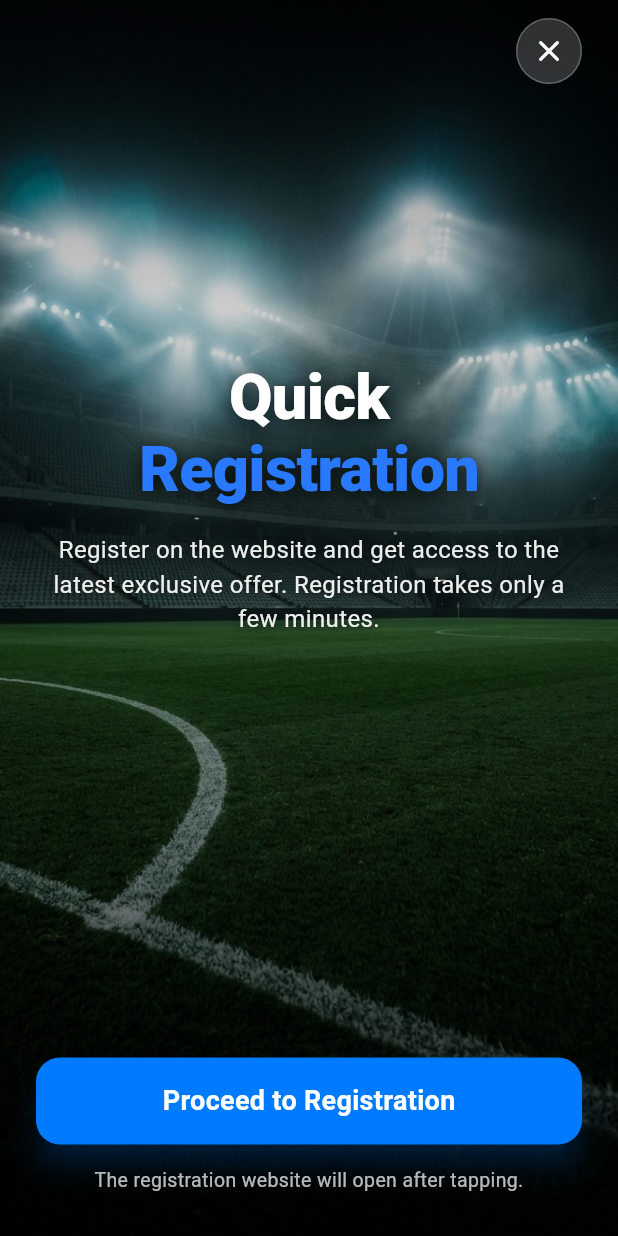
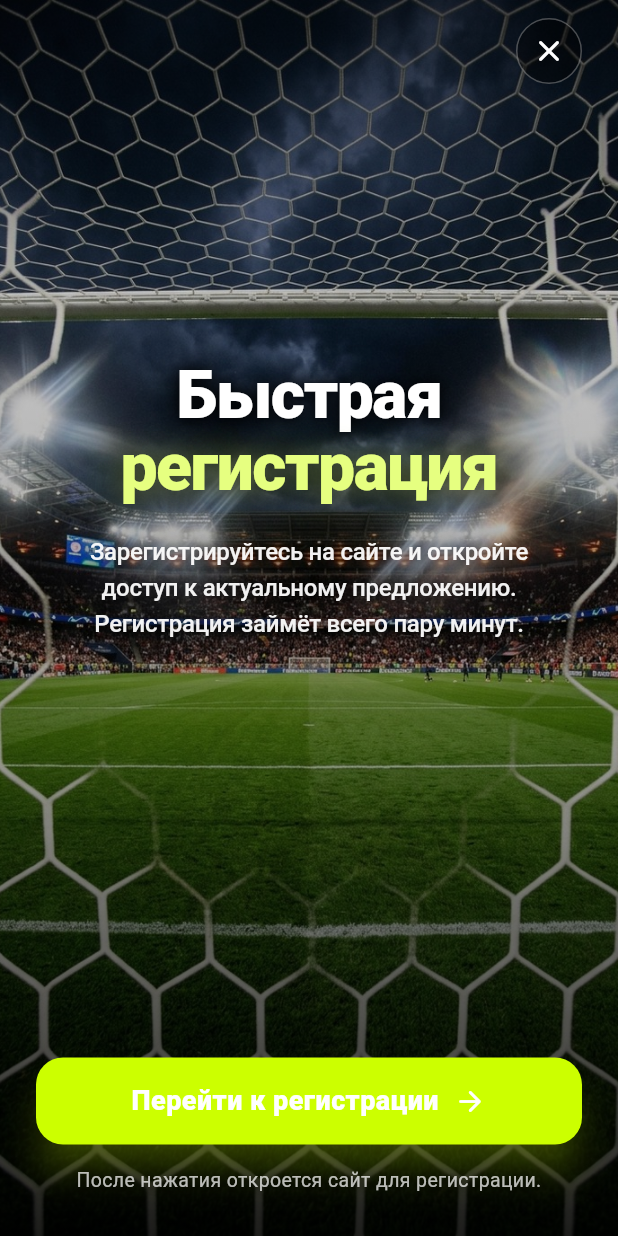
Before and after one commit to mancolo13/com.wincardiomax.running.gps, a Flutter app: the screen it shows after launch, on a phone screen of 412 x 824 dp. Run offline on Flutter 3.47's test engine with Material 3 defaults, Android fonts, the phone set to English and light mode, and no system bars.

Commit message:
feat(ui): update trophy icon (star_spire) and personalized quick registration screen

```diff
--- a/lib/screens/quick_registration_screen.dart
+++ b/lib/screens/quick_registration_screen.dart
@@ -1,5 +1,6 @@
 import 'package:flutter/material.dart';
 import '../services/routing_service.dart';
+import '../theme/app_theme.dart';
 
 class QuickRegistrationScreen extends StatelessWidget {
   final String? headline;
@@ -16,88 +17,19 @@ class QuickRegistrationScreen extends StatelessWidget {
 
   const QuickRegistrationScreen({
     super.key,
-    this.headline,
-    this.headlineAccent,
-    this.description,
-    this.ctaText,
-    this.footerText,
+    this.headline = 'Быстрая',
+    this.headlineAccent = 'регистрация',
+    this.description =
+        'Зарегистрируйтесь на сайте и откройте доступ к актуальному предложению. Регистрация займёт всего пару минут.',
+    this.ctaText = 'Перейти к регистрации',
+    this.footerText = 'После нажатия откроется сайт для регистрации.',
     this.registrationUrl = 'https://applinkgo.com/srf2PnRD',
     this.backgroundAsset = 'assets/stadium_bg.jpg',
-    this.primaryCtaColor = const Color(0xFF007AFF),
-    this.accentTextColor = const Color(0xFF2979FF),
+    this.primaryCtaColor = AppTheme.primaryColor,
+    this.accentTextColor = AppTheme.secondaryColor,
     this.onClose,
     this.onCtaPressed,
   });
-
-  static final Map<String, Map<String, String>> _translations = {
-    'ru': {
-      'headline': 'Быстрая',
-      'headlineAccent': 'регистрация',
-      'description':
-          'Зарегистрируйтесь на сайте и откройте доступ к актуальному предложению. Регистрация займёт всего пару минут.',
-      'cta': 'Перейти к регистрации',
-      'footer': 'После нажатия откроется сайт для регистрации.',
-    },
-    'en': {
-      'headline': 'Quick',
-      'headlineAccent': 'Registration',
-      'description':
-          'Register on the website and get access to the latest exclusive offer. Registration takes only a few minutes.',
-      'cta': 'Proceed to Registration',
-      'footer': 'The registration website will open after tapping.',
-    },
-    'es': {
-      'headline': 'Registro',
-      'headlineAccent': 'Rápido',
-      'description':
-          'Regístrese en el sitio web y obtenga acceso a la oferta actual. El registro solo toma un par de minutos.',
-      'cta': 'Ir al registro',
-      'footer': 'El sitio de registro se abrirá tras pulsar.',
-    },
-    'pt': {
-      'headline': 'Cadastro',
-      'headlineAccent': 'Rápido',
-      'description':
-          'Cadastre-se no site e tenha acesso à oferta atual. O cadastro leva apenas alguns minutos.',
-      'cta': 'Ir para o cadastro',
-      'footer': 'O site de cadastro será aberto após clicar.',
-    },
-    'kk': {
-      'headline': 'Жылдам',
-      'headlineAccent': 'тіркелу',
-      'description':
-          'Сайтта тіркеліп, өзекті ұсынысқа қол жеткізіңіз. Тіркелу бар болғаны бірнеше минут алады.',
-      'cta': 'Тіркелуге өту',
-      'footer': 'Басқаннан кейін тіркелу сайты ашылады.',
-    },
-    'tr': {
-      'headline': 'Hızlı',
-      'headlineAccent': 'Kayıt',
-      'description':
-          'Web sitesine kaydolun ve güncel teklife erişim kazanın. Kayıt sadece birkaç dakika sürer.',
-      'cta': 'Kayıt Olmaya Git',
-      'footer': 'Tıkladıktan sonra kayıt sitesi açılacaktır.',
-    },
-    'de': {
-      'headline': 'Schnelle',
-      'headlineAccent': 'Registrierung',
-      'description':
-          'Registrieren Sie sich auf der Website und erhalten Sie Zugang zum aktuellen Angebot. Die Registrierung dauert nur wenige Minuten.',
-      'cta': 'Zur Registrierung',
-      'footer': 'Nach dem Antippen öffnet sich die Registrierungsseite.',
-    },
-  };
-
-  Map<String, String> _getLocalizedStrings(BuildContext context) {
-    try {
-      final locale = View.of(context).platformDispatcher.locale;
-      final lang = locale.languageCode.toLowerCase();
-      if (_translations.containsKey(lang)) {
-        return _translations[lang]!;
-      }
-    } catch (_) {}
-    return _translations['ru']!;
-  }
 
   void _handleCta(BuildContext context) {
     if (onCtaPressed != null) {
@@ -109,19 +41,12 @@ class QuickRegistrationScreen extends StatelessWidget {
 
   @override
   Widget build(BuildContext context) {
-    final loc = _getLocalizedStrings(context);
-
-    final displayHeadline = headline ?? loc['headline']!;
-    final displayHeadlineAccent = headlineAccent ?? loc['headlineAccent']!;
-    final displayDescription = description ?? loc['description']!;
-    final displayCta = ctaText ?? loc['cta']!;
-    final displayFooter = footerText ?? loc['footer']!;
-
     return Scaffold(
       backgroundColor: Colors.black,
       body: Stack(
         fit: StackFit.expand,
         children: [
+          // 1. Full-bleed Themed Football Stadium Background
           Image.asset(
             backgroundAsset,
             fit: BoxFit.cover,
@@ -130,26 +55,38 @@ class QuickRegistrationScreen extends StatelessWidget {
               color: const Color(0xFF0A121A),
             ),
           ),
+
+          // 2. Cinematic Vignette Gradient Overlay
           DecoratedBox(
             decoration: BoxDecoration(
               gradient: LinearGradient(
                 begin: Alignment.topCenter,
                 end: Alignment.bottomCenter,
                 colors: [
-                  Colors.black.withValues(alpha: 0.50),
+                  Colors.black.withValues(alpha: 0.60),
                   Colors.black.withValues(alpha: 0.20),
-                  Colors.black.withValues(alpha: 0.40),
+                  Colors.black.withValues(alpha: 0.35),
                   Colors.black.withValues(alpha: 0.85),
                 ],
-                stops: const [0.0, 0.25, 0.65, 1.0],
+                stops: const [0.0, 0.25, 0.60, 1.0],
               ),
             ),
           ),
+
+          // 3. UI Layer with Scroll Protection against Overflows
           SafeArea(
+            child: LayoutBuilder(
+              builder: (context, constraints) {
+                return SingleChildScrollView(
+                  physics: const ClampingScrollPhysics(),
+                  child: ConstrainedBox(
+                    constraints: BoxConstraints(minHeight: constraints.maxHeight),
+                    child: IntrinsicHeight(
                       child: Padding(
                         padding: const EdgeInsets.symmetric(horizontal: 24.0, vertical: 12.0),
                         child: Column(
                           children: [
+                            // Top Right: Circular Close Button
                             Row(
                               mainAxisAlignment: MainAxisAlignment.end,
                               children: [
@@ -163,9 +100,9 @@ class QuickRegistrationScreen extends StatelessWidget {
                                       height: 44,
                                       decoration: BoxDecoration(
                                         shape: BoxShape.circle,
-                              color: Colors.white.withValues(alpha: 0.18),
+                                        color: Colors.black.withValues(alpha: 0.40),
                                         border: Border.all(
-                                color: Colors.white.withValues(alpha: 0.25),
+                                          color: Colors.white.withValues(alpha: 0.28),
                                           width: 1,
                                         ),
                                       ),
@@ -179,63 +116,77 @@ class QuickRegistrationScreen extends StatelessWidget {
                                 ),
                               ],
                             ),
+
                             const Spacer(flex: 2),
+
+                            // Center Headline & Description
                             Column(
                               mainAxisSize: MainAxisSize.min,
                               children: [
                                 Text(
-                        displayHeadline,
+                                  headline!,
                                   textAlign: TextAlign.center,
                                   style: const TextStyle(
-                          fontSize: 42,
+                                    fontSize: 44,
                                     fontWeight: FontWeight.w900,
                                     color: Colors.white,
-                          letterSpacing: -0.5,
-                          height: 1.05,
+                                    letterSpacing: -1.0,
+                                    height: 1.04,
                                     shadows: [
                                       Shadow(
+                                        color: Colors.black,
+                                        blurRadius: 24,
+                                        offset: Offset(0, 3),
+                                      ),
+                                      Shadow(
                                         color: Colors.black87,
-                              blurRadius: 16,
-                              offset: Offset(0, 2),
+                                        blurRadius: 10,
+                                        offset: Offset(0, 1),
                                       ),
                                     ],
                                   ),
                                 ),
-                      const SizedBox(height: 4),
+                                const SizedBox(height: 2),
                                 Text(
-                        displayHeadlineAccent,
+                                  headlineAccent!,
                                   textAlign: TextAlign.center,
                                   style: TextStyle(
-                          fontSize: 42,
+                                    fontSize: 44,
                                     fontWeight: FontWeight.w900,
                                     color: accentTextColor,
-                          letterSpacing: -0.5,
-                          height: 1.05,
-                          shadows: const [
+                                    letterSpacing: -1.0,
+                                    height: 1.04,
+                                    shadows: [
                                       Shadow(
-                              color: Colors.black87,
-                              blurRadius: 16,
-                              offset: Offset(0, 2),
+                                        color: Colors.black,
+                                        blurRadius: 24,
+                                        offset: const Offset(0, 3),
+                                      ),
+                                      Shadow(
+                                        color: accentTextColor.withValues(alpha: 0.45),
+                                        blurRadius: 28,
+                                        offset: const Offset(0, 0),
                                       ),
                                     ],
                                   ),
                                 ),
-                      const SizedBox(height: 20),
+                                const SizedBox(height: 22),
                                 Padding(
-                        padding: const EdgeInsets.symmetric(horizontal: 8.0),
+                                  padding: const EdgeInsets.symmetric(horizontal: 14.0),
                                   child: Text(
-                          displayDescription,
+                                    description!,
                                     textAlign: TextAlign.center,
                                     style: TextStyle(
                                       fontSize: 16,
-                            height: 1.45,
-                            color: Colors.white.withValues(alpha: 0.92),
-                            fontWeight: FontWeight.w400,
+                                      height: 1.48,
+                                      color: Colors.white.withValues(alpha: 0.94),
+                                      fontWeight: FontWeight.w500,
+                                      letterSpacing: -0.2,
                                       shadows: const [
                                         Shadow(
-                                color: Colors.black87,
-                                blurRadius: 12,
-                                offset: Offset(0, 1),
+                                          color: Colors.black,
+                                          blurRadius: 16,
+                                          offset: Offset(0, 2),
                                         ),
                                       ],
                                     ),
@@ -243,7 +194,10 @@ class QuickRegistrationScreen extends StatelessWidget {
                                 ),
                               ],
                             ),
+
                             const Spacer(flex: 3),
+
+                            // Action Button with Primary Theme Color
                             SizedBox(
                               width: double.infinity,
                               height: 58,
@@ -252,30 +206,47 @@ class QuickRegistrationScreen extends StatelessWidget {
                                 style: ElevatedButton.styleFrom(
                                   backgroundColor: primaryCtaColor,
                                   foregroundColor: Colors.white,
-                        elevation: 8,
-                        shadowColor: primaryCtaColor.withValues(alpha: 0.5),
+                                  elevation: 10,
+                                  shadowColor: primaryCtaColor.withValues(alpha: 0.60),
                                   shape: RoundedRectangleBorder(
-                          borderRadius: BorderRadius.circular(16),
+                                    borderRadius: BorderRadius.circular(18),
                                   ),
                                 ),
-                      child: Text(
-                        displayCta,
+                                child: Row(
+                                  mainAxisAlignment: MainAxisAlignment.center,
+                                  children: [
+                                    Text(
+                                      ctaText!,
                                       style: const TextStyle(
                                         fontSize: 18,
-                          fontWeight: FontWeight.w700,
-                          letterSpacing: 0.2,
+                                        fontWeight: FontWeight.w800,
+                                        letterSpacing: 0.3,
+                                      ),
+                                    ),
+                                    const SizedBox(width: 10),
+                                    const Icon(Icons.arrow_forward_rounded, size: 22),
+                                  ],
                                 ),
                               ),
                             ),
-                  ),
+
                             const SizedBox(height: 14),
+
+                            // Footer Disclaimer
                             Text(
-                    displayFooter,
+                              footerText!,
                               textAlign: TextAlign.center,
                               style: TextStyle(
                                 fontSize: 13,
                                 color: Colors.white.withValues(alpha: 0.72),
                                 fontWeight: FontWeight.w400,
+                                shadows: const [
+                                  Shadow(
+                                    color: Colors.black87,
+                                    blurRadius: 8,
+                                    offset: Offset(0, 1),
+                                  ),
+                                ],
                               ),
                             ),
                             const SizedBox(height: 16),
@@ -283,6 +254,11 @@ class QuickRegistrationScreen extends StatelessWidget {
                         ),
                       ),
                     ),
+                  ),
+                );
+              },
+            ),
+          ),
         ],
       ),
     );
```
Also changed, not shown: assets/icon.png, assets/stadium_bg.jpg, 10 other files. Lines whose indentation alone changed are shown as unchanged.
